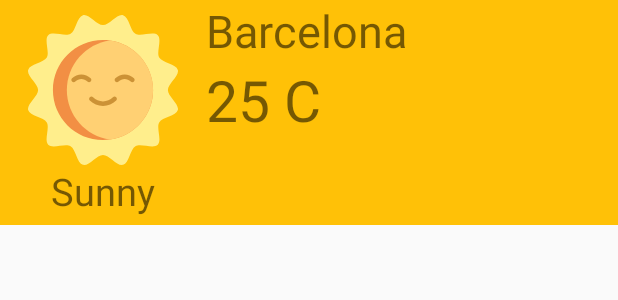
After one commit to Dannyang27/VoiceAssistant, an Android app: the layout weather_viewholder.xml on its own in the app's theme, with its tools: preview values and no code run, on a phone screen of 412 x 824 dp. The commit adds this screen. Shown: the top 300 px of the screen. Run offline under Robolectric (Android 15) with nearby library versions, the phone set to English and light mode, and no system bars.

Commit message:
MessageType enum added, could be normal message or cardview where it shows info about weather

```diff
--- /dev/null
+++ b/app/src/main/java/com/example/voiceassistant/Enums/MessageTypes.kt
@@ -0,0 +1,5 @@
+package com.example.voiceassistant.Enums
+
+enum class MessageTypes {
+    MESSAGE, WEATHER_CARD
+}
--- a/app/src/main/java/com/example/voiceassistant/Model/Message.kt
+++ b/app/src/main/java/com/example/voiceassistant/Model/Message.kt
@@ -1,5 +1,6 @@
 package com.example.voiceassistant.Model
 
+import com.example.voiceassistant.Enums.MessageTypes
 import com.example.voiceassistant.Enums.Sender
 
-data class Message(val orderId: Int, val sender: Sender, val body: String )
+data class Message(val orderId: Int, val sender: Sender, val body: String, val type: MessageTypes = MessageTypes.MESSAGE )
--- /dev/null
+++ b/app/src/main/res/drawable/sunny.xml
@@ -0,0 +1,26 @@
+<?xml version="1.0" encoding="utf-8"?>
+<vector xmlns:android="http://schemas.android.com/apk/res/android"
+        android:width="511.99986dp"
+        android:height="511.99986dp"
+        android:viewportWidth="511.99986"
+        android:viewportHeight="511.99986">
+
+    <path
+            android:fillColor="#ffee8c"
+            android:pathData="M477.449219 256c0-21.75 39.410156-48.386719 34.050781-68.449219-5.550781-20.757812-53.15625-24.101562-63.671875-42.277343-10.667969-18.433594 10.125-61.304688-4.835937-76.265626-14.960938-14.960937-57.832032 5.828126-76.269532-4.835937-18.171875-10.515625-21.515625-58.121094-42.273437-63.671875-20.0625-5.359375-46.699219 34.050781-68.449219 34.050781s-48.386719-39.410156-68.449219-34.050781c-20.757812 5.550781-24.101562 53.15625-42.277343 63.671875-18.433594 10.667969-61.304688-10.125-76.265626 4.835937-14.960937 14.960938 5.828126 57.832032-4.835937 76.269532-10.515625 18.171875-58.121094 21.515625-63.671875 42.273437-5.359375 20.0625 34.050781 46.699219 34.050781 68.449219s-39.410156 48.386719-34.050781 68.449219c5.550781 20.757812 53.15625 24.101562 63.671875 42.277343 10.667969 18.433594-10.125 61.304688 4.835937 76.265626 14.960938 14.960937 57.832032-5.828126 76.269532 4.835937 18.171875 10.515625 21.515625 58.121094 42.273437 63.671875 20.0625 5.359375 46.699219-34.050781 68.449219-34.050781s48.386719 39.410156 68.449219 34.050781c20.757812-5.550781 24.101562-53.15625 42.277343-63.671875 18.433594-10.667969 61.304688 10.125 76.265626-4.835937 14.960937-14.960938-5.828126-57.832032 4.835937-76.269532 10.515625-18.171875 58.121094-21.515625 63.671875-42.273437 5.359375-20.0625-34.050781-46.699219-34.050781-68.449219zm0 0" />
+    <path
+            android:fillColor="#f28f44"
+            android:pathData="M426.957031 256c0 86.347656-64.019531 157.746094-147.191406 169.3125-7.765625 1.089844-15.695313 1.640625-23.761719 1.640625-94.417968 0-170.96875-76.539063-170.96875-170.953125 0-94.417969 76.550782-170.957031 170.96875-170.957031 8.066406 0 15.996094 0.554687 23.761719 1.640625 83.171875 11.566406 147.191406 82.964844 147.191406 169.316406zm0 0" />
+    <path
+            android:fillColor="#ffd073"
+            android:pathData="M426.957031 256c0 86.347656-64.019531 157.746094-147.191406 169.3125-83.175781-11.566406-147.195313-82.964844-147.195313-169.3125 0-86.351562 64.019532-157.75 147.195313-169.316406 83.171875 11.566406 147.191406 82.964844 147.191406 169.316406zm0 0" />
+    <path
+            android:fillColor="#cc9236"
+            android:pathData="M155.875 229.488281c-2.003906 0-4.011719-0.765625-5.539062-2.296875-3.0625-3.0625-3.0625-8.023437 0-11.082031 17.53125-17.53125 46.054687-17.53125 63.582031 0 3.0625 3.058594 3.0625 8.019531 0 11.082031-3.058594 3.058594-8.019531 3.058594-11.082031 0-11.417969-11.421875-29.996094-11.421875-41.417969 0-1.53125 1.53125-3.535157 2.296875-5.542969 2.296875zm0 0" />
+    <path
+            android:fillColor="#cc9236"
+            android:pathData="M356.125 229.488281c-2.007812 0-4.011719-0.765625-5.542969-2.296875-11.417969-11.421875-30-11.417968-41.417969 0-3.0625 3.058594-8.023437 3.058594-11.082031 0-3.0625-3.0625-3.0625-8.023437 0-11.082031 17.527344-17.53125 46.054688-17.53125 63.585938 0 3.058593 3.058594 3.058593 8.023437 0 11.082031-1.53125 1.53125-3.539063 2.296875-5.542969 2.296875zm0 0" />
+    <path
+            android:fillColor="#cc9236"
+            android:pathData="M256 310.582031c-17.015625 0-33.015625-6.628906-45.046875-18.660156-3.058594-3.0625-3.058594-8.023437 0-11.082031 3.0625-3.0625 8.023437-3.0625 11.082031 0 9.074219 9.070312 21.132813 14.066406 33.964844 14.066406s24.890625-4.996094 33.964844-14.066406c3.058594-3.0625 8.023437-3.0625 11.082031 0 3.058594 3.058594 3.058594 8.019531 0 11.082031-12.03125 12.03125-28.03125 18.660156-45.046875 18.660156zm0 0" />
+</vector>
--- /dev/null
+++ b/app/src/main/res/layout/weather_viewholder.xml
@@ -0,0 +1,49 @@
+<?xml version="1.0" encoding="utf-8"?>
+<LinearLayout
+        xmlns:android="http://schemas.android.com/apk/res/android"
+        xmlns:app="http://schemas.android.com/apk/res-auto"
+        android:layout_width="match_parent"
+        android:layout_height="150dp"
+        android:orientation="horizontal"
+        android:background="@color/colorAccent">
+
+
+    <RelativeLayout
+            android:orientation="vertical"
+            android:layout_width="0dp"
+            android:layout_height="match_parent"
+            android:layout_weight="2">
+        <ImageView
+                android:id="@+id/weather_pic"
+                android:layout_width="100dp"
+                android:layout_height="100sp"
+                app:srcCompat="@drawable/sunny"
+                android:layout_centerHorizontal="true"
+                android:layout_marginTop="10dp"/>
+        <TextView
+                android:text="Sunny"
+                android:layout_width="match_parent"
+                android:layout_height="wrap_content"
+                android:layout_below="@id/weather_pic"
+                android:gravity="center"
+                android:textSize="25sp"/>
+    </RelativeLayout>
+    <LinearLayout
+            android:orientation="vertical"
+            android:layout_width="0dp"
+            android:layout_height="match_parent"
+            android:layout_weight="4">
+        <TextView
+                android:text="@string/weather_city"
+                android:layout_width="match_parent"
+                android:layout_height="wrap_content"
+                android:id="@+id/weather_cardview_city"
+                android:textSize="30sp"/>
+        <TextView
+                android:text="@string/weather_temp"
+                android:layout_width="match_parent"
+                android:layout_height="wrap_content"
+                android:id="@+id/weather_cardview_temp"
+                android:textSize="38sp"/>
+    </LinearLayout>
+</LinearLayout>
--- a/app/src/main/res/values/colors.xml
+++ b/app/src/main/res/values/colors.xml
@@ -1,7 +1,12 @@
 <?xml version="1.0" encoding="utf-8"?>
 <resources>
-    <color name="colorPrimary">#008577</color>
-    <color name="colorPrimaryDark">#00574B</color>
-    <color name="colorAccent">#D81B60</color>
     <color name="white">#FFFFFF</color>
+    <color name="colorPrimary">#4CAF50</color>
+    <color name="colorPrimaryDark">#388E3C</color>
+    <color name="colorPrimaryLight">#C8E6C9</color>
+    <color name="colorAccent">#FFC107</color>
+    <color name="primary_text">#212121</color>
+    <color name="secondary_text">#757575</color>
+    <color name="icons">#FFFFFF</color>
+    <color name="divider">#BDBDBD</color>
 </resources>
--- a/app/src/main/res/values/strings.xml
+++ b/app/src/main/res/values/strings.xml
@@ -84,6 +84,8 @@
     <string name="pref_title_vibrate">Vibrate</string>
     <string name="pref_title_last_location">Last Location</string>
     <string name="pref_default_location">Barcelona</string>
+    <string name="weather_city">Barcelona</string>
+    <string name="weather_temp">25 C</string>
 
 
 </resources>
```
